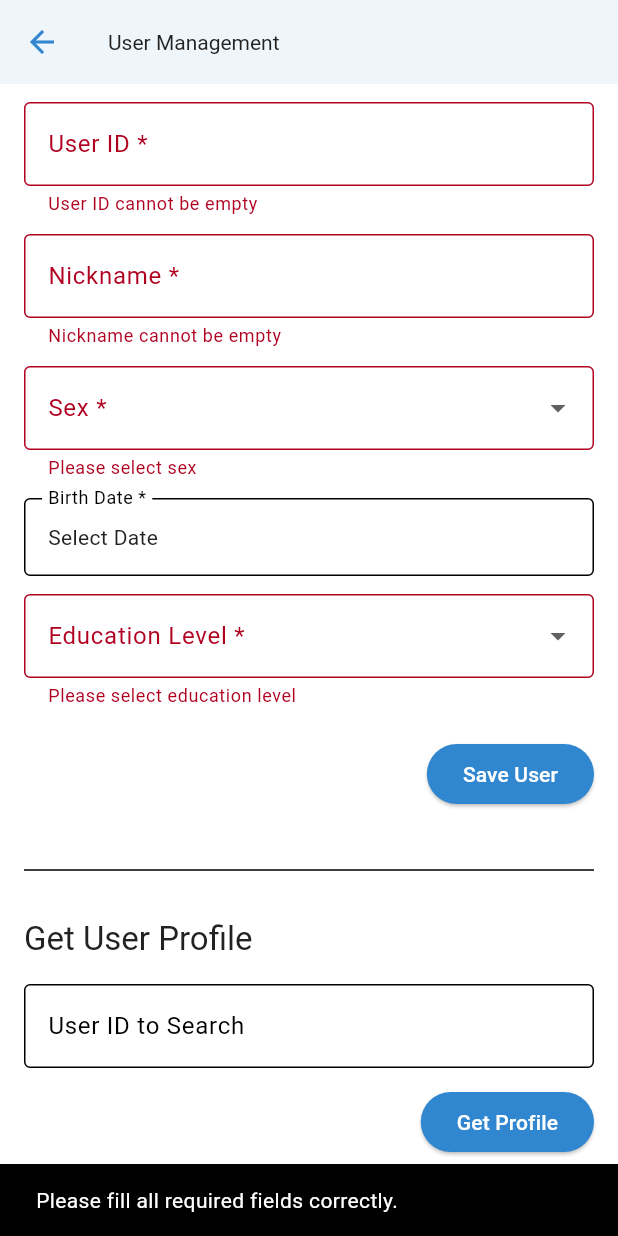
After one commit to jordieres/2025_PENG_XiaoYang_CogTests, a Flutter app: the RegisterUserScreen screen opened by its route, scrolled down 48 dp, after a tap on "Save User", on a phone screen of 412 x 824 dp. The commit adds this screen. Run offline on Flutter 3.47's test engine with Material 3 defaults, Android fonts, the phone set to English and light mode, and no system bars; our stand-ins replace connectivity_plus, device_info_plus, dio, flutter_svg, get, shared_preferences and 1 more; missing offline and left inert: workmanager; accounts and stored records are empty.

Commit message:
feat: Add user registration and profile retrieval
Adds a new screen for user registration and profile retrieval. The screen includes a form for registering new users with fields for user ID, nickname, sex, birth date, and education level. It also allows users to retrieve existing profiles by entering a user ID.

```diff
--- a/lib/app/config/routes/app_pages.dart
+++ b/lib/app/config/routes/app_pages.dart
@@ -8,6 +8,8 @@ import '../../features/tm_tst/presentation/bindings/tmt_test_practice_binding.da
 import '../../features/tm_tst/presentation/screens/tmt_test_help.dart';
 import '../../features/tm_tst/presentation/screens/tmt_test_practice_screen.dart';
 import '../../features/tm_tst/presentation/screens/tmt_test_result_screen.dart';
+import '../../features/user/presentation/binding/register_user_binding.dart';
+import '../../features/user/presentation/screen/register_user_screen.dart';
 
 part 'app_routes.dart';
 
@@ -40,5 +42,10 @@ class AppPages {
       page: () => const TmtTestPracticePage(),
       binding: TmtTESTPracticeBinding(),
     ),
+    GetPage(
+      name: _Paths.register_user,
+      page: () =>  RegisterUserScreen(),
+      binding: RegisterUserBinding(),
+    ),
   ];
 }
--- a/lib/app/config/routes/app_routes.dart
+++ b/lib/app/config/routes/app_routes.dart
@@ -7,6 +7,7 @@ class Routes {
   static const tmt_results = _Paths.tmt_results;
   static const tmt_help = _Paths.tmt_help;
   static const tmt_practice = _Paths.tmt_practice;
+  static const register_user = _Paths.register_user;
 }
 
 /// contains a list of route names.
@@ -16,4 +17,5 @@ class _Paths {
   static const tmt_results = '/tmt_results';
   static const tmt_help = '/tmt_help';
   static const tmt_practice = '/tmt_practice';
+  static const register_user = '/register_user';
 }
--- a/lib/app/features/home/HomePage.dart
+++ b/lib/app/features/home/HomePage.dart
@@ -6,6 +6,7 @@ import '../../config/themes/theme_controller.dart';
 import '../../config/translation/app_translations.dart';
 import '../../utils/mixins/app_mixins.dart';
 import '../tm_tst/presentation/screens/tmt_test_help.dart';
+import '../user/presentation/contoller/user_profile_controller.dart';
 
 class HomePage extends StatelessWidget with NavigationMixin {
   const HomePage({super.key});
@@ -50,6 +51,15 @@ class HomePage extends StatelessWidget with NavigationMixin {
               },
               child: const Text("Empezar con TMT test Práctica"),
             ),
+            const SizedBox(height: 10),
+            ElevatedButton(
+              onPressed: () =>
+              {
+                toRegisterUser(),
+              },
+              child: const Text("Ir a Alta Usuario"),
+            ),
+
             const SizedBox(height: 20),
              ElevatedButton(
               onPressed: () => Get.updateLocale(AppTranslations.SPANISH),
--- /dev/null
+++ b/lib/app/features/user/presentation/screen/register_user_screen.dart
@@ -0,0 +1,353 @@
+import 'package:flutter/material.dart';
+import 'package:get/get.dart';
+import 'package:intl/intl.dart';
+
+import '../../domain/entities/user_profile.dart';
+import '../contoller/user_profile_controller.dart';
+
+class RegisterUserScreen extends StatefulWidget {
+  const RegisterUserScreen({Key? key}) : super(key: key);
+
+  @override
+  State<RegisterUserScreen> createState() => _RegisterUserScreenState();
+}
+
+class _RegisterUserScreenState extends State<RegisterUserScreen> {
+  final _formKey = GlobalKey<FormState>(); // Form key for validation
+  final TextEditingController userIdController = TextEditingController();
+  final TextEditingController nicknameController = TextEditingController();
+  final TextEditingController searchUserIdController = TextEditingController(); // Separate controller for search
+
+  Sex? selectedSex;
+  DateTime? selectedBirthDate;
+  EducationLevel? selectedEducationLevel;
+
+  String profileInfo = '';
+  bool isLoading = false;
+
+  late UserProfileController controller;
+
+  @override
+  void initState() {
+    super.initState();
+    controller = Get.find<UserProfileController>();
+  }
+
+  @override
+  void dispose() {
+    userIdController.dispose();
+    nicknameController.dispose();
+    searchUserIdController.dispose();
+    super.dispose();
+  }
+
+  Future<void> _selectDate(BuildContext context) async {
+    final DateTime? picked = await showDatePicker(
+      context: context,
+      initialDate: selectedBirthDate ?? DateTime.now(),
+      firstDate: DateTime(1900),
+      lastDate: DateTime.now(),
+    );
+    if (picked != null && picked != selectedBirthDate) {
+      setState(() {
+        selectedBirthDate = picked;
+      });
+    }
+  }
+
+  Future<void> saveUser() async {
+    if (!_formKey.currentState!.validate()) {
+      ScaffoldMessenger.of(context).showSnackBar(
+        const SnackBar(content: Text('Please fill all required fields correctly.')),
+      );
+      return;
+    }
+    if (!mounted) return;
+
+    setState(() {
+      isLoading = true;
+    });
+
+    try {
+      final newUserProfile = UserProfile(
+        userId: userIdController.text,
+        nickname: nicknameController.text,
+        sex: selectedSex!,
+        birthDate: selectedBirthDate!,
+        educationLevel: selectedEducationLevel!,
+      );
+
+      // Optional: Check if userId already exists before saving
+      // final existingProfile = await controller.getProfileByUserId(newUserProfile.userId);
+      // if (existingProfile != null) {
+      //    if (!mounted) return;
+      //    ScaffoldMessenger.of(context).showSnackBar(
+      //     SnackBar(content: Text('User ID ${newUserProfile.userId} already exists.')),
+      //   );
+      //   setState(() => isLoading = false );
+      //   return;
+      // }
+
+
+      await controller.saveProfile(newUserProfile);
+
+      if (!mounted) return;
+
+      userIdController.clear();
+      nicknameController.clear();
+      setState(() {
+        selectedSex = null;
+        selectedBirthDate = null;
+        selectedEducationLevel = null;
+      });
+      _formKey.currentState!.reset(); // Reset form validation state
+
+
+      ScaffoldMessenger.of(context).showSnackBar(
+        const SnackBar(content: Text('User profile saved successfully!')),
+      );
+    } catch (e) {
+      if (!mounted) return;
+      ScaffoldMessenger.of(context).showSnackBar(
+        SnackBar(content: Text('Failed to save user profile: $e')),
+      );
+    } finally {
+      if (mounted) {
+        setState(() {
+          isLoading = false;
+        });
+      }
+    }
+  }
+
+  Future<void> getProfile() async {
+    if (searchUserIdController.text.isEmpty){
+      ScaffoldMessenger.of(context).showSnackBar(
+        const SnackBar(content: Text('Please enter a User ID to search.')),
+      );
+      return;
+    }
+    if (!mounted) return;
+
+    setState(() {
+      isLoading = true;
+    });
+
+    try {
+      final UserProfile? profile =
+      await controller.getProfileByUserId(searchUserIdController.text);
+
+      if (!mounted) return;
+
+      setState(() {
+        if (profile != null) {
+          profileInfo = '''
+User ID: ${profile.userId}
+Nickname: ${profile.nickname}
+Sex: ${profile.sex.toString().split('.').last}
+Birth Date: ${DateFormat('yyyy-MM-dd').format(profile.birthDate)}
+Education Level: ${profile.educationLevel.toString().split('.').last}
+''';
+        } else {
+          profileInfo = 'No profile found for this User ID: ${searchUserIdController.text}';
+        }
+      });
+    } catch (e) {
+      if (!mounted) return;
+      ScaffoldMessenger.of(context).showSnackBar(
+        SnackBar(content: Text('Failed to get profile: $e')),
+      );
+      setState(() {
+        profileInfo = 'Error fetching profile.';
+      });
+    } finally {
+      if (mounted) {
+        setState(() {
+          isLoading = false;
+        });
+      }
+    }
+  }
+
+  @override
+  Widget build(BuildContext context) {
+    return Scaffold(
+      appBar: AppBar(
+        title: const Text('User Management'),
+      ),
+      body: SingleChildScrollView(
+        padding: const EdgeInsets.all(16.0),
+        child: Form(
+          key: _formKey,
+          child: Column(
+            crossAxisAlignment: CrossAxisAlignment.start,
+            children: [
+              Text(
+                'Register New User',
+                style: Theme.of(context).textTheme.titleLarge,
+              ),
+              const SizedBox(height: 16),
+              TextFormField(
+                controller: userIdController,
+                decoration: const InputDecoration(
+                  labelText: 'User ID *',
+                  border: OutlineInputBorder(),
+                  hintText: 'Enter a unique user identifier',
+                ),
+                validator: (value) {
+                  if (value == null || value.isEmpty) {
+                    return 'User ID cannot be empty';
+                  }
+                  // Add more validation if needed (e.g., length, characters)
+                  return null;
+                },
+              ),
+              const SizedBox(height: 12),
+              TextFormField(
+                controller: nicknameController,
+                decoration: const InputDecoration(
+                  labelText: 'Nickname *',
+                  border: OutlineInputBorder(),
+                ),
+                validator: (value) {
+                  if (value == null || value.isEmpty) {
+                    return 'Nickname cannot be empty';
+                  }
+                  return null;
+                },
+              ),
+              const SizedBox(height: 12),
+              DropdownButtonFormField<Sex>(
+                value: selectedSex,
+                decoration: const InputDecoration(
+                  labelText: 'Sex *',
+                  border: OutlineInputBorder(),
+                ),
+                items: Sex.values.map((Sex sex) {
+                  return DropdownMenuItem<Sex>(
+                    value: sex,
+                    child: Text(sex.toString().split('.').last),
+                  );
+                }).toList(),
+                onChanged: (Sex? newValue) {
+                  setState(() {
+                    selectedSex = newValue;
+                  });
+                },
+                validator: (value) => value == null ? 'Please select sex' : null,
+              ),
+              const SizedBox(height: 12),
+              InkWell(
+                onTap: () => _selectDate(context),
+                child: InputDecorator(
+                  decoration: InputDecoration(
+                    labelText: 'Birth Date *',
+                    border: const OutlineInputBorder(),
+                    // Show error style if validation fails
+                    errorText: _formKey.currentState?.validate() == false && selectedBirthDate == null
+                        ? 'Please select birth date'
+                        : null,
+                  ),
+                  child: Text(
+                    selectedBirthDate == null
+                        ? 'Select Date'
+                        : DateFormat('yyyy-MM-dd').format(selectedBirthDate!),
+                  ),
+                ),
+              ),
+              // Hidden TextFormField for birth date validation within the Form
+              Visibility(
+                visible: false,
+                maintainState: true,
+                child: TextFormField(
+                  initialValue: selectedBirthDate?.toIso8601String(),
+                  validator: (value) => selectedBirthDate == null ? '' : null, // Trigger validation
+                ),
+              ),
+              const SizedBox(height: 12),
+              DropdownButtonFormField<EducationLevel>(
+                value: selectedEducationLevel,
+                decoration: const InputDecoration(
+                  labelText: 'Education Level *',
+                  border: OutlineInputBorder(),
+                ),
+                items: EducationLevel.values.map((EducationLevel level) {
+                  return DropdownMenuItem<EducationLevel>(
+                    value: level,
+                    child: Text(level.toString().split('.').last),
+                  );
+                }).toList(),
+                onChanged: (EducationLevel? newValue) {
+                  setState(() {
+                    selectedEducationLevel = newValue;
+                  });
+                },
+                validator: (value) => value == null ? 'Please select education level' : null,
+              ),
+              const SizedBox(height: 20),
+              Align(
+                alignment: Alignment.centerRight,
+                child: ElevatedButton(
+                  onPressed: isLoading ? null : saveUser,
+                  child: isLoading
+                      ? const SizedBox(
+                      width: 20,
+                      height: 20,
+                      child: CircularProgressIndicator(strokeWidth: 2, color: Colors.white))
+                      : const Text('Save User'),
+                ),
+              ),
+
+              const SizedBox(height: 32),
+              const Divider(),
+              const SizedBox(height: 24),
+
+              Text(
+                'Get User Profile',
+                style: Theme.of(context).textTheme.titleLarge,
+              ),
+              const SizedBox(height: 16),
+              TextField(
+                controller: searchUserIdController, // Use separate controller here
+                decoration: const InputDecoration(
+                  labelText: 'User ID to Search',
+                  border: OutlineInputBorder(),
+                  hintText: 'Enter User ID to fetch profile',
+                ),
+              ),
+              const SizedBox(height: 12),
+              Align(
+                alignment: Alignment.centerRight,
+                child: ElevatedButton(
+                  onPressed: isLoading ? null : getProfile,
+                  child: isLoading
+                      ? const SizedBox(
+                      width: 20,
+                      height: 20,
+                      child: CircularProgressIndicator(strokeWidth: 2, color: Colors.white))
+                      : const Text('Get Profile'),
+                ),
+              ),
+              const SizedBox(height: 24),
+              Container(
+                width: double.infinity,
+                padding: const EdgeInsets.all(16),
+                decoration: BoxDecoration(
+                  color: Theme.of(context).colorScheme.surfaceVariant,
+                  borderRadius: BorderRadius.circular(8),
+                ),
+                child: profileInfo.isEmpty
+                    ? Text(
+                  'Enter a User ID and click "Get Profile" to view information.',
+                  style: TextStyle(color: Theme.of(context).hintColor),
+                )
+                    : Text(profileInfo),
+              ),
+              const SizedBox(height: 20),
+            ],
+          ),
+        ),
+      ),
+    );
+  }
+}
--- a/lib/app/utils/mixins/navigation_mixin.dart
+++ b/lib/app/utils/mixins/navigation_mixin.dart
@@ -8,4 +8,8 @@ mixin NavigationMixin {
   void navigateToPractice(TMTTestPracticeMode tmtTestPracticeMode) {
     Get.toNamed(Routes.tmt_practice, arguments: tmtTestPracticeMode);
   }
+
+  void toRegisterUser() {
+    Get.toNamed(Routes.register_user);
+  }
 }
```
